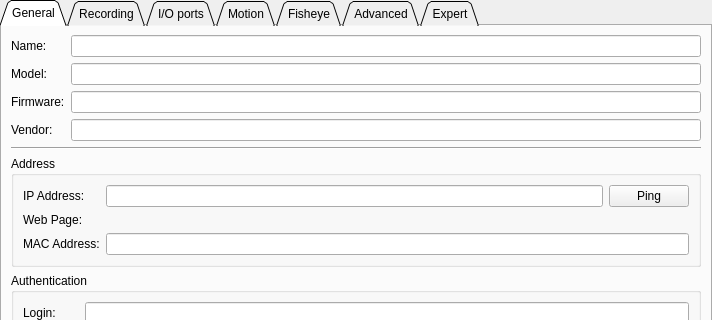
First picture: the form in client/src/ui/widgets/properties/single_camera_settings_widget.ui, repository networkoptix/nx_open, before the edit; both pictures show x 0 to 712 and y 0 to 320 of the 712 by 634 pixel window.
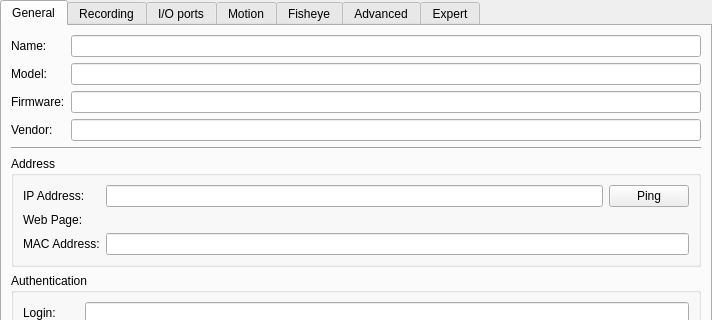
Second picture: the form after the edit. Custom widgets are drawn as their Qt base class.

```diff
--- a/client/src/ui/widgets/properties/single_camera_settings_widget.ui
+++ b/client/src/ui/widgets/properties/single_camera_settings_widget.ui
@@ -25,9 +25,6 @@
    </property>
    <item>
     <widget class="QTabWidget" name="tabWidget">
-     <property name="tabShape">
-      <enum>QTabWidget::Triangular</enum>
-     </property>
      <property name="currentIndex">
       <number>0</number>
      </property>
```
